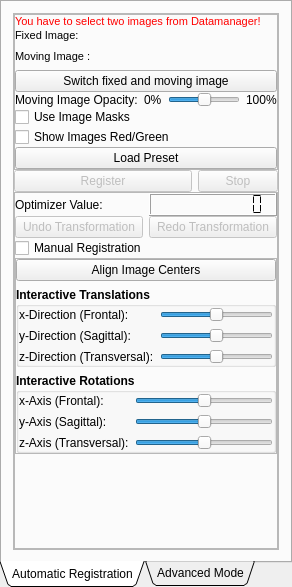
Old version of the form Modules/Bundles/org.mitk.gui.qt.rigidregistration/src/internal/QmitkRigidRegistrationViewControls.ui in the repository MITK/MITK.
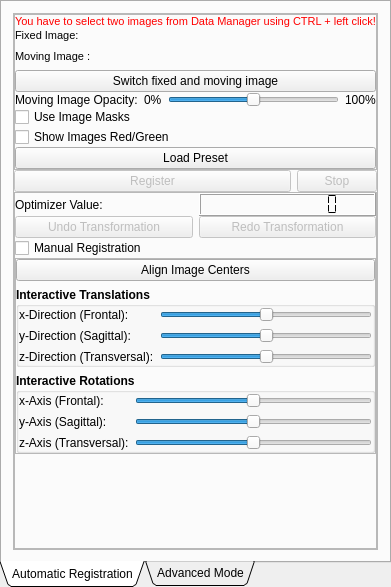
New version of the form. Icons and pictures are not drawn. Custom widgets are drawn as their Qt base class.

The edit to the form file:
```diff
--- a/Modules/Bundles/org.mitk.gui.qt.rigidregistration/src/internal/QmitkRigidRegistrationViewControls.ui
+++ b/Modules/Bundles/org.mitk.gui.qt.rigidregistration/src/internal/QmitkRigidRegistrationViewControls.ui
@@ -6,7 +6,7 @@
    <rect>
     <x>0</x>
     <y>0</y>
-    <width>292</width>
+    <width>378</width>
     <height>587</height>
    </rect>
   </property>
@@ -171,7 +171,7 @@
                 </font>
                </property>
                <property name="text">
-                <string>You have to select two images from Datamanager!</string>
+                <string>You have to select two images from Data Manager using CTRL + left click!</string>
                </property>
               </widget>
              </item>
```
Left out of the diff: 6 changed lines with no effect on the pictures.
